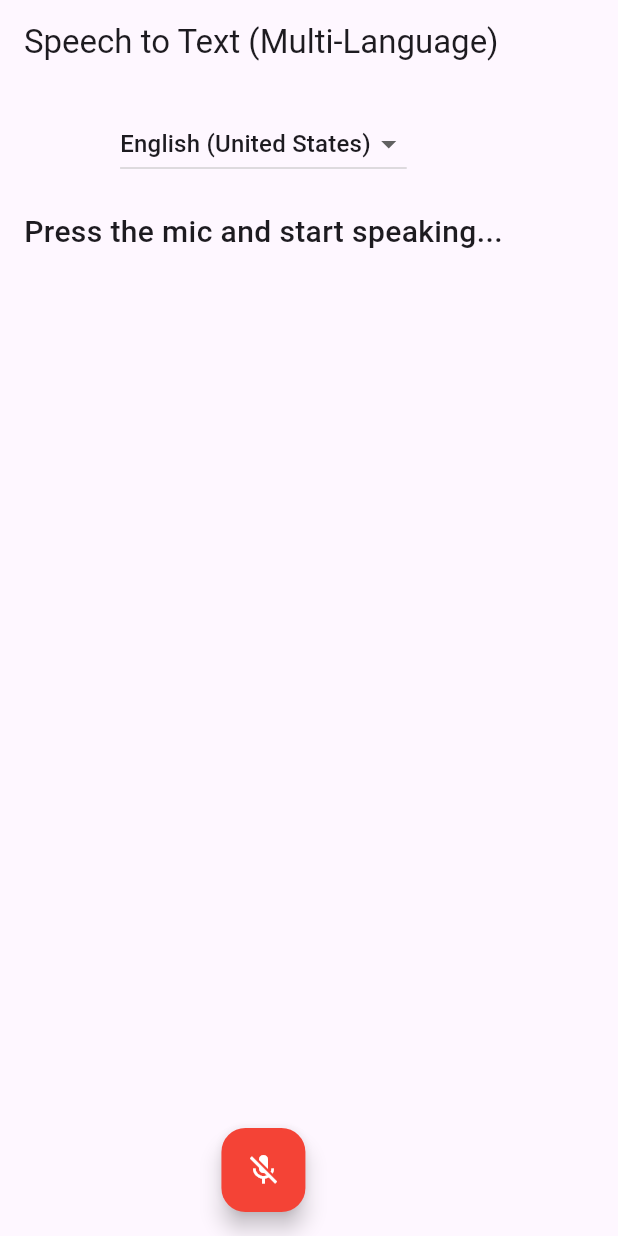
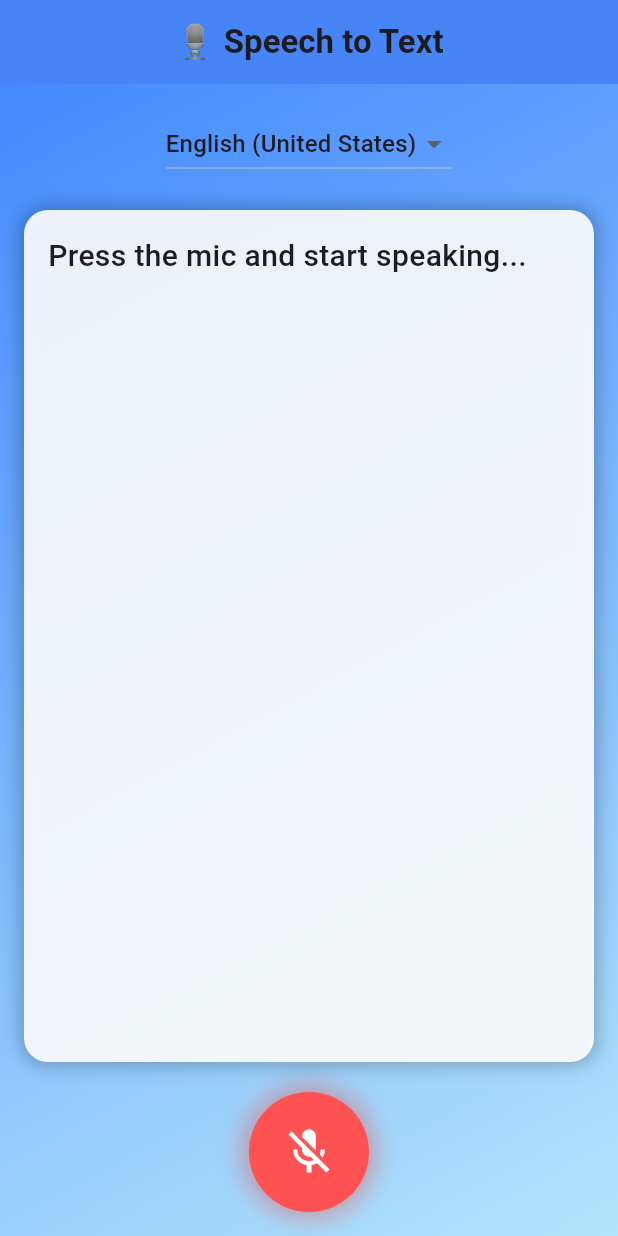
Before and after one commit to manuraj23/meeting_analytics, a Flutter app: the screen it shows after launch, after a tap on the "mic" icon, on a phone screen of 412 x 824 dp. Run offline on Flutter 3.47's test engine with Material 3 defaults, Android fonts, the phone set to English and light mode, and no system bars; our stand-ins replace speech_to_text.

Commit message:
UI enhanced

```diff
--- a/lib/main.dart
+++ b/lib/main.dart
@@ -2,14 +2,18 @@ import 'package:flutter/material.dart';
 import 'screens/speech_screen.dart';
 
 void main() {
-  runApp(SpeechToTextApp());
+  runApp(MyApp());
 }
 
-class SpeechToTextApp extends StatelessWidget {
+class MyApp extends StatelessWidget {
   @override
   Widget build(BuildContext context) {
     return MaterialApp(
       debugShowCheckedModeBanner: false,
+      title: 'Speech to Text',
+      theme: ThemeData.light(),  // Light Theme
+      darkTheme: ThemeData.dark(),  // Dark Theme
+      themeMode: ThemeMode.system,  // Auto-switch based on system settings
       home: SpeechToTextScreen(),
     );
   }
--- a/lib/screens/speech_screen.dart
+++ b/lib/screens/speech_screen.dart
@@ -12,7 +12,7 @@ class _SpeechToTextScreenState extends State<SpeechToTextScreen> {
   stt.SpeechToText _speech = stt.SpeechToText();
   bool _isListening = false;
   String _text = "Press the mic and start speaking...";
-  String _selectedLanguage = 'en_US';
+  String _selectedLanguage = 'en_IN'; // ✅ Set English (India) as default
   List<stt.LocaleName> _availableLanguages = [];
 
   @override
@@ -21,19 +21,19 @@ class _SpeechToTextScreenState extends State<SpeechToTextScreen> {
     _fetchAvailableLanguages();
   }
 
-  /// Fetch supported languages from the device
   void _fetchAvailableLanguages() async {
     bool available = await _speech.initialize();
     if (available) {
       List<stt.LocaleName> locales = await _speech.locales();
       setState(() {
         _availableLanguages = locales;
-        _selectedLanguage = locales.isNotEmpty ? locales.first.localeId : 'en_US';
+        _selectedLanguage = locales.any((locale) => locale.localeId == 'en_IN')
+            ? 'en_IN'
+            : (locales.isNotEmpty ? locales.first.localeId : 'en_US'); // ✅ Fallback
       });
     }
   }
 
-  /// Start or stop listening
   void _listen() async {
     if (!_isListening) {
       bool available = await _speech.initialize();
@@ -45,7 +45,7 @@ class _SpeechToTextScreenState extends State<SpeechToTextScreen> {
               _text = result.recognizedWords;
             });
           },
-          localeId: _selectedLanguage, // Set selected language
+          localeId: _selectedLanguage,
         );
       }
     } else {
@@ -57,8 +57,21 @@ class _SpeechToTextScreenState extends State<SpeechToTextScreen> {
   @override
   Widget build(BuildContext context) {
     return Scaffold(
-      appBar: AppBar(title: Text('Speech to Text (Multi-Language)')),
-      body: Padding(
+      appBar: AppBar(
+        title: Text('🎙 Speech to Text', style: TextStyle(fontWeight: FontWeight.bold)),
+        backgroundColor: Colors.blueAccent,
+        centerTitle: true,
+        elevation: 4.0,
+      ),
+      body: Container(
+        decoration: BoxDecoration(
+          gradient: LinearGradient(
+            colors: [Colors.blueAccent, Colors.lightBlue.shade100],
+            begin: Alignment.topLeft,
+            end: Alignment.bottomRight,
+          ),
+        ),
+        child: Padding(
           padding: const EdgeInsets.all(16.0),
           child: Column(
             mainAxisAlignment: MainAxisAlignment.center,
@@ -73,7 +86,23 @@ class _SpeechToTextScreenState extends State<SpeechToTextScreen> {
                 },
               ),
               SizedBox(height: 20),
+
+              // Speech Output Box (Full Width)
               Expanded(
+                child: Container(
+                  padding: EdgeInsets.all(16),
+                  width: double.infinity,  // 👈 Ensures full device width
+                  decoration: BoxDecoration(
+                    color: Colors.white.withOpacity(0.9),
+                    borderRadius: BorderRadius.circular(16),
+                    boxShadow: [
+                      BoxShadow(
+                        color: Colors.black26,
+                        blurRadius: 10,
+                        spreadRadius: 2,
+                      ),
+                    ],
+                  ),
                   child: SingleChildScrollView(
                     child: Text(
                       _text,
@@ -81,9 +110,12 @@ class _SpeechToTextScreenState extends State<SpeechToTextScreen> {
                     ),
                   ),
                 ),
+              ),
               SizedBox(height: 20),
+
               MicButton(isListening: _isListening, onPressed: _listen),
             ],
+          ),
         ),
       ),
     );
--- a/lib/widgets/mic_button.dart
+++ b/lib/widgets/mic_button.dart
@@ -8,10 +8,29 @@ class MicButton extends StatelessWidget {
 
   @override
   Widget build(BuildContext context) {
-    return FloatingActionButton(
-      onPressed: onPressed,
-      backgroundColor: isListening ? Colors.red : Colors.blue,
-      child: Icon(isListening ? Icons.mic_off : Icons.mic, color: Colors.white),
+    return GestureDetector(
+      onTap: onPressed,
+      child: AnimatedContainer(
+        duration: Duration(milliseconds: 300),
+        height: isListening ? 80 : 70,
+        width: isListening ? 80 : 70,
+        decoration: BoxDecoration(
+          shape: BoxShape.circle,
+          color: isListening ? Colors.redAccent : Colors.blueAccent,
+          boxShadow: [
+            BoxShadow(
+              color: isListening ? Colors.red.withOpacity(0.5) : Colors.blue.withOpacity(0.5),
+              blurRadius: 15,
+              spreadRadius: 3,
+            ),
+          ],
+        ),
+        child: Icon(
+          isListening ? Icons.mic_off : Icons.mic,
+          color: Colors.white,
+          size: 36,
+        ),
+      ),
     );
   }
 }
```
Lines whose indentation alone changed are shown as unchanged.
